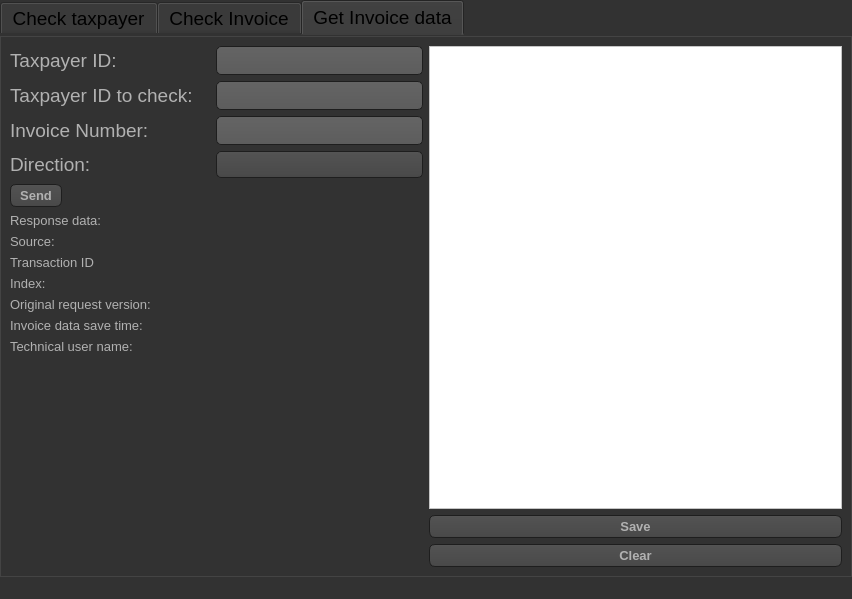
Old version of the form child.ui in the repository Antonikas58/hungary-app.
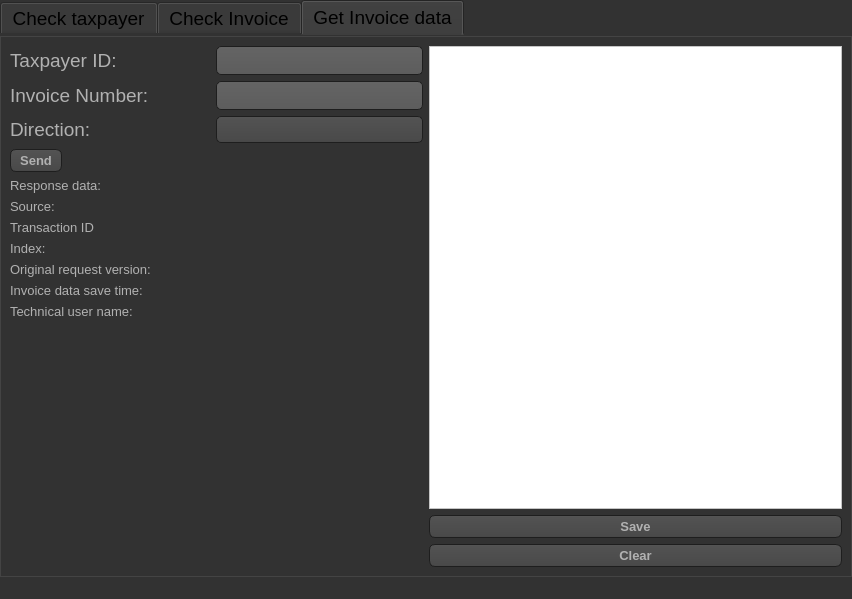
New version of the form. The open tabs and pages were chosen to show the change. Icons and pictures are not drawn.

What changed in the file:
```diff
--- a/child.ui
+++ b/child.ui
@@ -1612,7 +1612,48 @@
             </property>
            </widget>
           </item>
-          <item row="2" column="0">
+          <item row="0" column="1">
+           <widget class="QLineEdit" name="lineEdit_tax_id_dat">
+            <property name="minimumSize">
+             <size>
+              <width>0</width>
+              <height>0</height>
+             </size>
+            </property>
+            <property name="maximumSize">
+             <size>
+              <width>400</width>
+              <height>16777215</height>
+             </size>
+            </property>
+            <property name="font">
+             <font>
+              <family>MS Sans Serif</family>
+              <pointsize>14</pointsize>
+             </font>
+            </property>
+            <property name="cursor">
+             <cursorShape>IBeamCursor</cursorShape>
+            </property>
+            <property name="toolTip">
+             <string>&lt;html&gt;&lt;head/&gt;&lt;body&gt;&lt;p&gt;taxpayer id of your company&lt;/p&gt;&lt;/body&gt;&lt;/html&gt;</string>
+            </property>
+            <property name="styleSheet">
+             <string notr="true">QLineEdit
+{
+    background-color: QLinearGradient( x1: 0, y1: 0, x2: 0, y2: 1, stop: 0 #4d4d4d, stop: 0 #646464, stop: 1 #5d5d5d);
+    padding: 1px;
+    border-style: solid;
+    border: 1px solid #1e1e1e;
+    border-radius: 5;
+}</string>
+            </property>
+            <property name="text">
+             <string/>
+            </property>
+           </widget>
+          </item>
+          <item row="1" column="0">
            <widget class="QLabel" name="label_inv_num_dat">
             <property name="minimumSize">
              <size>
@@ -1634,7 +1675,42 @@
             </property>
            </widget>
           </item>
-          <item row="3" column="0">
+          <item row="1" column="1">
+           <widget class="QLineEdit" name="lineEdit_inv_num_dat">
+            <property name="minimumSize">
+             <size>
+              <width>0</width>
+              <height>0</height>
+             </size>
+            </property>
+            <property name="maximumSize">
+             <size>
+              <width>400</width>
+              <height>16777215</height>
+             </size>
+            </property>
+            <property name="font">
+             <font>
+              <family>MS Sans Serif</family>
+              <pointsize>14</pointsize>
+             </font>
+            </property>
+            <property name="toolTip">
+             <string>&lt;html&gt;&lt;head/&gt;&lt;body&gt;&lt;p&gt;invoice number to get data &lt;/p&gt;&lt;/body&gt;&lt;/html&gt;</string>
+            </property>
+            <property name="styleSheet">
+             <string notr="true">QLineEdit
+{
+    background-color: QLinearGradient( x1: 0, y1: 0, x2: 0, y2: 1, stop: 0 #4d4d4d, stop: 0 #646464, stop: 1 #5d5d5d);
+    padding: 1px;
+    border-style: solid;
+    border: 1px solid #1e1e1e;
+    border-radius: 5;
+}</string>
+            </property>
+           </widget>
+          </item>
+          <item row="2" column="0">
            <widget class="QLabel" name="label_direction_dat">
             <property name="minimumSize">
              <size>
@@ -1656,7 +1732,147 @@
             </property>
            </widget>
           </item>
-          <item row="5" column="0">
+          <item row="2" column="1">
+           <widget class="QComboBox" name="comboBox_direction_dat">
+            <property name="minimumSize">
+             <size>
+              <width>0</width>
+              <height>0</height>
+             </size>
+            </property>
+            <property name="maximumSize">
+             <size>
+              <width>400</width>
+              <height>16777215</height>
+             </size>
+            </property>
+            <property name="baseSize">
+             <size>
+              <width>0</width>
+              <height>38</height>
+             </size>
+            </property>
+            <property name="font">
+             <font>
+              <family>MS Sans Serif</family>
+              <pointsize>14</pointsize>
+             </font>
+            </property>
+            <property name="cursor">
+             <cursorShape>PointingHandCursor</cursorShape>
+            </property>
+            <property name="toolTip">
+             <string>&lt;html&gt;&lt;head/&gt;&lt;body&gt;&lt;p&gt;Direction of invoice can be INBOUND and OUTBOUND.&lt;/p&gt;&lt;p&gt;OUTBOUND is your own invoice, and INBOUND is invoice of other company&lt;/p&gt;&lt;/body&gt;&lt;/html&gt;</string>
+            </property>
+            <property name="styleSheet">
+             <string notr="true">QComboBox
+{
+    selection-background-color: #ffaa00;
+    background-color: QLinearGradient( x1: 0, y1: 0, x2: 0, y2: 1, stop: 0 #565656, stop: 0.1 #525252, stop: 0.5 #4e4e4e, stop: 0.9 #4a4a4a, stop: 1 #464646);
+    border-style: solid;
+    border: 1px solid #1e1e1e;
+    border-radius: 5;
+}
+
+QComboBox:hover,QPushButton:hover
+{
+    border: 2px solid QLinearGradient( x1: 0, y1: 0, x2: 0, y2: 1, stop: 0 #ffa02f, stop: 1 #d7801a);
+}
+
+
+QComboBox:on
+{
+    padding-top: 3px;
+    padding-left: 4px;
+    background-color: QLinearGradient( x1: 0, y1: 0, x2: 0, y2: 1, stop: 0 #2d2d2d, stop: 0.1 #2b2b2b, stop: 0.5 #292929, stop: 0.9 #282828, stop: 1 #252525);
+    selection-background-color: #ffaa00;
+}
+
+QComboBox QAbstractItemView
+{
+    border: 2px solid darkgray;
+    selection-background-color: QLinearGradient( x1: 0, y1: 0, x2: 0, y2: 1, stop: 0 #ffa02f, stop: 1 #d7801a);
+}
+
+QComboBox::drop-down
+{
+     subcontrol-origin: padding;
+     subcontrol-position: top right;
+     width: 15px;
+
+     border-left-width: 0px;
+     border-left-color: darkgray;
+     border-left-style: solid; /* just a single line */
+     border-top-right-radius: 3px; /* same radius as the QComboBox */
+     border-bottom-right-radius: 3px;
+ }
+
+QComboBox::down-arrow
+{
+     image: url(:/dark_orange/img/down_arrow.png);
+}</string>
+            </property>
+           </widget>
+          </item>
+          <item row="3" column="0">
+           <widget class="QPushButton" name="pushButton_send_dat">
+            <property name="font">
+             <font>
+              <family>MS Sans Serif</family>
+              <pointsize>10</pointsize>
+              <weight>75</weight>
+              <bold>true</bold>
+             </font>
+            </property>
+            <property name="styleSheet">
+             <string notr="true">QPushButton
+{
+    color: #b1b1b1;
+    background-color: QLinearGradient( x1: 0, y1: 0, x2: 0, y2: 1, stop: 0 #565656, stop: 0.1 #525252, stop: 0.5 #4e4e4e, stop: 0.9 #4a4a4a, stop: 1 #464646);
+    border-width: 1px;
+    border-color: #1e1e1e;
+    border-style: solid;
+    border-radius: 6;
+    padding: 3px;
+    padding-left: 5px;
+    padding-right: 5px;
+    min-width: 40px;
+}
+
+QPushButton:pressed
+{
+    background-color: QLinearGradient( x1: 0, y1: 0, x2: 0, y2: 1, stop: 0 #2d2d2d, stop: 0.1 #2b2b2b, stop: 0.5 #292929, stop: 0.9 #282828, stop: 1 #252525);
+}
+
+QComboBox:hover,QPushButton:hover
+{
+    border: 2px solid QLinearGradient( x1: 0, y1: 0, x2: 0, y2: 1, stop: 0 #ffa02f, stop: 1 #d7801a);
+}</string>
+            </property>
+            <property name="text">
+             <string>Send</string>
+            </property>
+           </widget>
+          </item>
+          <item row="3" column="1">
+           <widget class="QLabel" name="label_error_dat">
+            <property name="font">
+             <font>
+              <family>MS Sans Serif</family>
+              <pointsize>12</pointsize>
+              <weight>75</weight>
+              <bold>true</bold>
+             </font>
+            </property>
+            <property name="styleSheet">
+             <string notr="true"/>
+            </property>
+            <property name="text">
+             <string/>
+            </property>
+           </widget>
+          </item>
+          <item row="4" column="0">
            <widget class="QLabel" name="label_resp_dat">
             <property name="minimumSize">
              <size>
@@ -1678,7 +1894,7 @@
             </property>
            </widget>
           </item>
-          <item row="6" column="0">
+          <item row="5" column="0">
            <widget class="QLabel" name="label_source_dat">
             <property name="minimumSize">
              <size>
@@ -1703,7 +1919,34 @@
             </property>
            </widget>
           </item>
-          <item row="7" column="0">
+          <item row="5" column="1">
+           <widget class="QLabel" name="label_source_dat_2">
+            <property name="minimumSize">
+             <size>
+              <width>200</width>
+              <height>0</height>
+             </size>
+            </property>
+            <property name="font">
+             <font>
+              <family>MS Sans Serif</family>
+              <pointsize>10</pointsize>
+              <weight>75</weight>
+              <bold>true</bold>
+             </font>
+            </property>
+            <property name="styleSheet">
+             <string notr="true"/>
+            </property>
+            <property name="text">
+             <string/>
+            </property>
+            <property name="textInteractionFlags">
+             <set>Qt::LinksAccessibleByMouse|Qt::TextSelectableByMouse</set>
+            </property>
+           </widget>
+          </item>
+          <item row="6" column="0">
            <widget class="QLabel" name="label_trans_dat">
             <property name="minimumSize">
              <size>
@@ -1728,7 +1971,34 @@
             </property>
            </widget>
           </item>
-          <item row="8" column="0">
+          <item row="6" column="1">
+           <widget class="QLabel" name="label_tr_id_dat">
+            <property name="minimumSize">
+             <size>
+              <width>200</width>
+              <height>0</height>
+             </size>
+            </property>
+            <property name="font">
+             <font>
+              <family>MS Sans Serif</family>
+              <pointsize>10</pointsize>
+              <weight>75</weight>
+              <bold>true</bold>
+             </font>
+            </property>
+            <property name="styleSheet">
+             <string notr="true"/>
+            </property>
+            <property name="text">
+             <string/>
+            </property>
+            <property name="textInteractionFlags">
+             <set>Qt::LinksAccessibleByMouse|Qt::TextSelectableByMouse</set>
+            </property>
+           </widget>
+          </item>
+          <item row="7" column="0">
            <widget class="QLabel" name="label_index_dat">
             <property name="minimumSize">
              <size>
@@ -1753,7 +2023,34 @@
             </property>
            </widget>
           </item>
-          <item row="9" column="0">
+          <item row="7" column="1">
+           <widget class="QLabel" name="label_index_dat_2">
+            <property name="minimumSize">
+             <size>
+              <width>200</width>
+              <height>0</height>
+             </size>
+            </property>
+            <property name="font">
+             <font>
+              <family>MS Sans Serif</family>
+              <pointsize>10</pointsize>
+              <weight>75</weight>
+              <bold>true</bold>
+             </font>
+            </property>
+            <property name="styleSheet">
+             <string notr="true"/>
+            </property>
+            <property name="text">
+             <string/>
+            </property>
+            <property name="textInteractionFlags">
+             <set>Qt::LinksAccessibleByMouse|Qt::TextSelectableByMouse</set>
+            </property>
+           </widget>
+          </item>
+          <item row="8" column="0">
            <widget class="QLabel" name="label_reqv_dat">
             <property name="minimumSize">
              <size>
@@ -1778,7 +2075,34 @@
             </property>
            </widget>
           </item>
-          <item row="10" column="0">
+          <item row="8" column="1">
+           <widget class="QLabel" name="label_version_dat">
+            <property name="minimumSize">
+             <size>
+              <width>200</width>
+              <height>0</height>
+             </size>
+            </property>
+            <property name="font">
+             <font>
+              <family>MS Sans Serif</family>
+              <pointsize>10</pointsize>
+              <weight>75</weight>
+              <bold>true</bold>
+             </font>
+            </property>
+            <property name="styleSheet">
+             <string notr="true"/>
+            </property>
+            <property name="text">
+             <string/>
+            </property>
+            <property name="textInteractionFlags">
+             <set>Qt::LinksAccessibleByMouse|Qt::TextSelectableByMouse</set>
+            </property>
+           </widget>
+          </item>
+          <item row="9" column="0">
            <widget class="QLabel" name="label_inv_save_time_dat">
             <property name="minimumSize">
              <size>
@@ -1803,7 +2127,34 @@
             </property>
            </widget>
           </item>
-          <item row="11" column="0">
+          <item row="9" column="1">
+           <widget class="QLabel" name="label_save_t_dat">
+            <property name="minimumSize">
+             <size>
+              <width>200</width>
+              <height>0</height>
+             </size>
+            </property>
+            <property name="font">
+             <font>
+              <family>MS Sans Serif</family>
+              <pointsize>10</pointsize>
+              <weight>75</weight>
+              <bold>true</bold>
+             </font>
+            </property>
+            <property name="styleSheet">
+             <string notr="true"/>
+            </property>
+            <property name="text">
+             <string/>
+            </property>
+            <property name="textInteractionFlags">
+             <set>Qt::LinksAccessibleByMouse|Qt::TextSelectableByMouse</set>
+            </property>
+           </widget>
+          </item>
+          <item row="10" column="0">
            <widget class="QLabel" name="label_tech_user_dat">
             <property name="minimumSize">
              <size>
@@ -1828,300 +2179,7 @@
             </property>
            </widget>
           </item>
-          <item row="0" column="1">
-           <widget class="QLineEdit" name="lineEdit_tax_id_dat">
-            <property name="minimumSize">
-             <size>
-              <width>0</width>
-              <height>0</height>
-             </size>
-            </property>
-            <property name="maximumSize">
-             <size>
-              <width>400</width>
-              <height>16777215</height>
-             </size>
-            </property>
-            <property name="font">
-             <font>
-              <family>MS Sans Serif</family>
-              <pointsize>14</pointsize>
-             </font>
-            </property>
-            <property name="cursor">
-             <cursorShape>IBeamCursor</cursorShape>
-            </property>
-            <property name="toolTip">
-             <string>&lt;html&gt;&lt;head/&gt;&lt;body&gt;&lt;p&gt;taxpayer id of your company&lt;/p&gt;&lt;/body&gt;&lt;/html&gt;</string>
-            </property>
-            <property name="styleSheet">
-             <string notr="true">QLineEdit
-{
-    background-color: QLinearGradient( x1: 0, y1: 0, x2: 0, y2: 1, stop: 0 #4d4d4d, stop: 0 #646464, stop: 1 #5d5d5d);
-    padding: 1px;
-    border-style: solid;
-    border: 1px solid #1e1e1e;
-    border-radius: 5;
-}</string>
-            </property>
-            <property name="text">
-             <string/>
-            </property>
-           </widget>
-          </item>
-          <item row="2" column="1">
-           <widget class="QLineEdit" name="lineEdit_inv_num_dat">
-            <property name="minimumSize">
-             <size>
-              <width>0</width>
-              <height>0</height>
-             </size>
-            </property>
-            <property name="maximumSize">
-             <size>
-              <width>400</width>
-              <height>16777215</height>
-             </size>
-            </property>
-            <property name="font">
-             <font>
-              <family>MS Sans Serif</family>
-              <pointsize>14</pointsize>
-             </font>
-            </property>
-            <property name="toolTip">
-             <string>&lt;html&gt;&lt;head/&gt;&lt;body&gt;&lt;p&gt;invoice number to get data &lt;/p&gt;&lt;/body&gt;&lt;/html&gt;</string>
-            </property>
-            <property name="styleSheet">
-             <string notr="true">QLineEdit
-{
-    background-color: QLinearGradient( x1: 0, y1: 0, x2: 0, y2: 1, stop: 0 #4d4d4d, stop: 0 #646464, stop: 1 #5d5d5d);
-    padding: 1px;
-    border-style: solid;
-    border: 1px solid #1e1e1e;
-    border-radius: 5;
-}</string>
-            </property>
-           </widget>
-          </item>
-          <item row="3" column="1">
-           <widget class="QComboBox" name="comboBox_direction_dat">
-            <property name="minimumSize">
-             <size>
-              <width>0</width>
-              <height>0</height>
-             </size>
-            </property>
-            <property name="maximumSize">
-             <size>
-              <width>400</width>
-              <height>16777215</height>
-             </size>
-            </property>
-            <property name="baseSize">
-             <size>
-              <width>0</width>
-              <height>38</height>
-             </size>
-            </property>
-            <property name="font">
-             <font>
-              <family>MS Sans Serif</family>
-              <pointsize>14</pointsize>
-             </font>
-            </property>
-            <property name="cursor">
-             <cursorShape>PointingHandCursor</cursorShape>
-            </property>
-            <property name="toolTip">
-             <string>&lt;html&gt;&lt;head/&gt;&lt;body&gt;&lt;p&gt;Direction of invoice can be INBOUND and OUTBOUND.&lt;/p&gt;&lt;p&gt;OUTBOUND is your own invoice, and INBOUND is invoice of other company&lt;/p&gt;&lt;/body&gt;&lt;/html&gt;</string>
-            </property>
-            <property name="styleSheet">
-             <string notr="true">QComboBox
-{
-    selection-background-color: #ffaa00;
-    background-color: QLinearGradient( x1: 0, y1: 0, x2: 0, y2: 1, stop: 0 #565656, stop: 0.1 #525252, stop: 0.5 #4e4e4e, stop: 0.9 #4a4a4a, stop: 1 #464646);
-    border-style: solid;
-    border: 1px solid #1e1e1e;
-    border-radius: 5;
-}
-
-QComboBox:hover,QPushButton:hover
-{
-    border: 2px solid QLinearGradient( x1: 0, y1: 0, x2: 0, y2: 1, stop: 0 #ffa02f, stop: 1 #d7801a);
-}
-
-
-QComboBox:on
-{
-    padding-top: 3px;
-    padding-left: 4px;
-    background-color: QLinearGradient( x1: 0, y1: 0, x2: 0, y2: 1, stop: 0 #2d2d2d, stop: 0.1 #2b2b2b, stop: 0.5 #292929, stop: 0.9 #282828, stop: 1 #252525);
-    selection-background-color: #ffaa00;
-}
-
-QComboBox QAbstractItemView
-{
-    border: 2px solid darkgray;
-    selection-background-color: QLinearGradient( x1: 0, y1: 0, x2: 0, y2: 1, stop: 0 #ffa02f, stop: 1 #d7801a);
-}
-
-QComboBox::drop-down
-{
-     subcontrol-origin: padding;
-     subcontrol-position: top right;
-     width: 15px;
-
-     border-left-width: 0px;
-     border-left-color: darkgray;
-     border-left-style: solid; /* just a single line */
-     border-top-right-radius: 3px; /* same radius as the QComboBox */
-     border-bottom-right-radius: 3px;
- }
-
-QComboBox::down-arrow
-{
-     image: url(:/dark_orange/img/down_arrow.png);
-}</string>
-            </property>
-           </widget>
-          </item>
-          <item row="6" column="1">
-           <widget class="QLabel" name="label_source_dat_2">
-            <property name="minimumSize">
-             <size>
-              <width>200</width>
-              <height>0</height>
-             </size>
-            </property>
-            <property name="font">
-             <font>
-              <family>MS Sans Serif</family>
-              <pointsize>10</pointsize>
-              <weight>75</weight>
-              <bold>true</bold>
-             </font>
-            </property>
-            <property name="styleSheet">
-             <string notr="true"/>
-            </property>
-            <property name="text">
-             <string/>
-            </property>
-            <property name="textInteractionFlags">
-             <set>Qt::LinksAccessibleByMouse|Qt::TextSelectableByMouse</set>
-            </property>
-           </widget>
-          </item>
-          <item row="7" column="1">
-           <widget class="QLabel" name="label_tr_id_dat">
-            <property name="minimumSize">
-             <size>
-              <width>200</width>
-              <height>0</height>
-             </size>
-            </property>
-            <property name="font">
-             <font>
-              <family>MS Sans Serif</family>
-              <pointsize>10</pointsize>
-              <weight>75</weight>
-              <bold>true</bold>
-             </font>
-            </property>
-            <property name="styleSheet">
-             <string notr="true"/>
-            </property>
-            <property name="text">
-             <string/>
-            </property>
-            <property name="textInteractionFlags">
-             <set>Qt::LinksAccessibleByMouse|Qt::TextSelectableByMouse</set>
-            </property>
-           </widget>
-          </item>
-          <item row="8" column="1">
-           <widget class="QLabel" name="label_index_dat_2">
-            <property name="minimumSize">
-             <size>
-              <width>200</width>
-              <height>0</height>
-             </size>
-            </property>
-            <property name="font">
-             <font>
-              <family>MS Sans Serif</family>
-              <pointsize>10</pointsize>
-              <weight>75</weight>
-              <bold>true</bold>
-             </font>
-            </property>
-            <property name="styleSheet">
-             <string notr="true"/>
-            </property>
-            <property name="text">
-             <string/>
-            </property>
-            <property name="textInteractionFlags">
-             <set>Qt::LinksAccessibleByMouse|Qt::TextSelectableByMouse</set>
-            </property>
-           </widget>
-          </item>
-          <item row="9" column="1">
-           <widget class="QLabel" name="label_version_dat">
-            <property name="minimumSize">
-             <size>
-              <width>200</width>
-              <height>0</height>
-             </size>
-            </property>
-            <property name="font">
-             <font>
-              <family>MS Sans Serif</family>
-              <pointsize>10</pointsize>
-              <weight>75</weight>
-              <bold>true</bold>
-             </font>
-            </property>
-            <property name="styleSheet">
-             <string notr="true"/>
-            </property>
-            <property name="text">
-             <string/>
-            </property>
-            <property name="textInteractionFlags">
-             <set>Qt::LinksAccessibleByMouse|Qt::TextSelectableByMouse</set>
-            </property>
-           </widget>
-          </item>
           <item row="10" column="1">
-           <widget class="QLabel" name="label_save_t_dat">
-            <property name="minimumSize">
-             <size>
-              <width>200</width>
-              <height>0</height>
-             </size>
-            </property>
-            <property name="font">
-             <font>
-              <family>MS Sans Serif</family>
-              <pointsize>10</pointsize>
-              <weight>75</weight>
-              <bold>true</bold>
-             </font>
-            </property>
-            <property name="styleSheet">
-             <string notr="true"/>
-            </property>
-            <property name="text">
-             <string/>
-            </property>
-            <property name="textInteractionFlags">
-             <set>Qt::LinksAccessibleByMouse|Qt::TextSelectableByMouse</set>
-            </property>
-           </widget>
-          </item>
-          <item row="11" column="1">
            <widget class="QLabel" name="label_tech_usr_dat">
             <property name="minimumSize">
              <size>
@@ -2148,115 +2206,6 @@
             </property>
            </widget>
           </item>
-          <item row="4" column="0">
-           <widget class="QPushButton" name="pushButton_send_dat">
-            <property name="font">
-             <font>
-              <family>MS Sans Serif</family>
-              <pointsize>10</pointsize>
-              <weight>75</weight>
-              <bold>true</bold>
-             </font>
-            </property>
-            <property name="styleSheet">
-             <string notr="true">QPushButton
-{
-    color: #b1b1b1;
-    background-color: QLinearGradient( x1: 0, y1: 0, x2: 0, y2: 1, stop: 0 #565656, stop: 0.1 #525252, stop: 0.5 #4e4e4e, stop: 0.9 #4a4a4a, stop: 1 #464646);
-    border-width: 1px;
-    border-color: #1e1e1e;
-    border-style: solid;
-    border-radius: 6;
-    padding: 3px;
-    padding-left: 5px;
-    padding-right: 5px;
-    min-width: 40px;
-}
-
-QPushButton:pressed
-{
-    background-color: QLinearGradient( x1: 0, y1: 0, x2: 0, y2: 1, stop: 0 #2d2d2d, stop: 0.1 #2b2b2b, stop: 0.5 #292929, stop: 0.9 #282828, stop: 1 #252525);
-}
-
-QComboBox:hover,QPushButton:hover
-{
-    border: 2px solid QLinearGradient( x1: 0, y1: 0, x2: 0, y2: 1, stop: 0 #ffa02f, stop: 1 #d7801a);
-}</string>
-            </property>
-            <property name="text">
-             <string>Send</string>
-            </property>
-           </widget>
-          </item>
-          <item row="1" column="0">
-           <widget class="QLabel" name="label_4">
-            <property name="minimumSize">
-             <size>
-              <width>200</width>
-              <height>0</height>
-             </size>
-            </property>
-            <property name="font">
-             <font>
-              <family>MS Sans Serif</family>
-              <pointsize>14</pointsize>
-             </font>
-            </property>
-            <property name="styleSheet">
-             <string notr="true"/>
-            </property>
-            <property name="text">
-             <string>Taxpayer ID to check:</string>
-            </property>
-           </widget>
-          </item>
-          <item row="1" column="1">
-           <widget class="QLineEdit" name="lineEdit_tax_id_dat_2">
-            <property name="maximumSize">
-             <size>
-              <width>400</width>
-              <height>16777215</height>
-             </size>
-            </property>
-            <property name="font">
-             <font>
-              <family>MS Sans Serif</family>
-              <pointsize>14</pointsize>
-             </font>
-            </property>
-            <property name="toolTip">
-             <string>&lt;html&gt;&lt;head/&gt;&lt;body&gt;&lt;p&gt;taxpayer id for company that you want to check&lt;/p&gt;&lt;/body&gt;&lt;/html&gt;</string>
-            </property>
-            <property name="styleSheet">
-             <string notr="true">QLineEdit
-{
-    background-color: QLinearGradient( x1: 0, y1: 0, x2: 0, y2: 1, stop: 0 #4d4d4d, stop: 0 #646464, stop: 1 #5d5d5d);
-    padding: 1px;
-    border-style: solid;
-    border: 1px solid #1e1e1e;
-    border-radius: 5;
-}</string>
-            </property>
-           </widget>
-          </item>
-          <item row="4" column="1">
-           <widget class="QLabel" name="label_error_dat">
-            <property name="font">
-             <font>
-              <family>MS Sans Serif</family>
-              <pointsize>12</pointsize>
-              <weight>75</weight>
-              <bold>true</bold>
-             </font>
-            </property>
-            <property name="styleSheet">
-             <string notr="true"/>
-            </property>
-            <property name="text">
-             <string/>
-            </property>
-           </widget>
-          </item>
          </layout>
         </item>
         <item>
```
Left out of the diff: 111 changed lines with no effect on the pictures.
